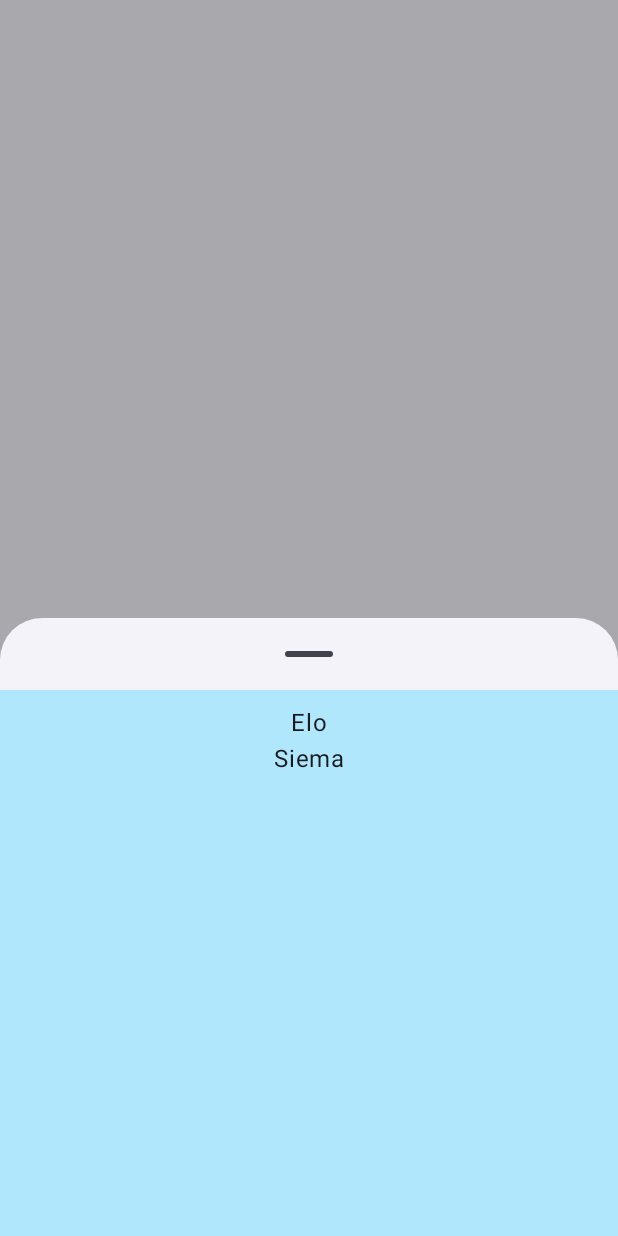
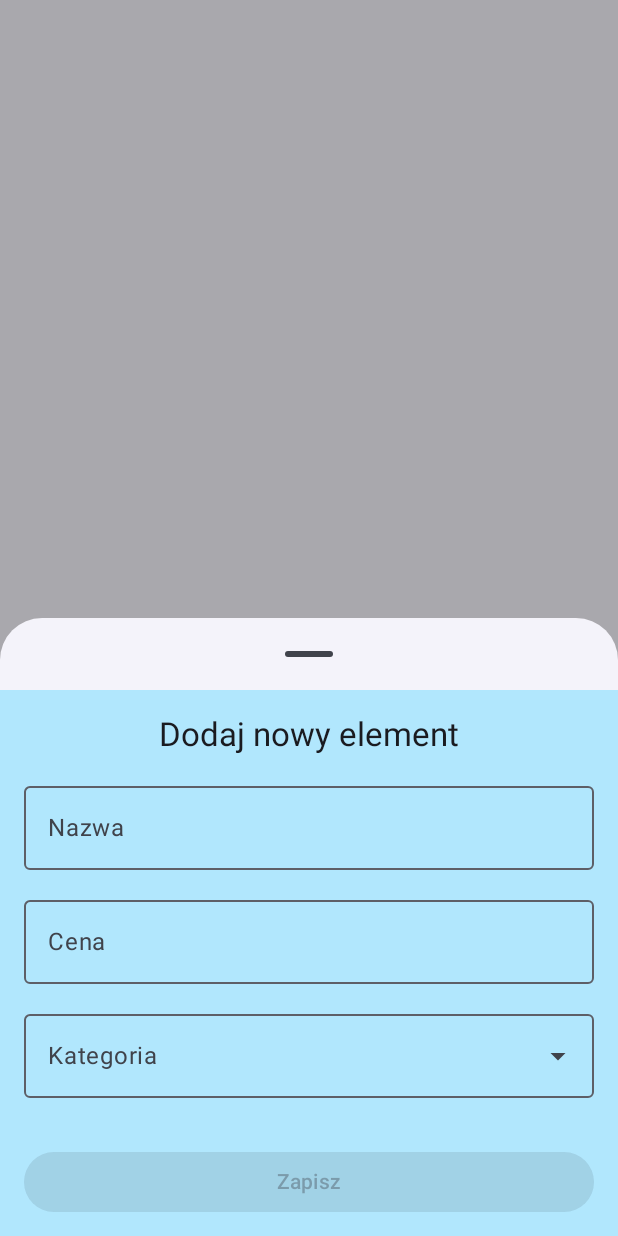
Before and after one commit to Wh1tEW0lf13/Grzaniec, an Android app built with Jetpack Compose: the screen it shows after launch (MainActivity), after a tap on "Add new expense", on a phone screen of 412 x 824 dp. Run offline under Robolectric (Android 15) with nearby library versions, the phone set to English and light mode, and no system bars; our stand-ins replace Room's generated code.

Commit message:
Utworzenie formularza wraz z możliwością dodania wydatków do bazy danych

```diff
--- a/app/src/main/java/com/example/grzeniec/Home.kt
+++ b/app/src/main/java/com/example/grzeniec/Home.kt
@@ -3,6 +3,7 @@ import androidx.compose.foundation.background
 import androidx.compose.foundation.layout.Box
 import androidx.compose.foundation.layout.Column
 import androidx.compose.foundation.layout.fillMaxSize
+import androidx.compose.foundation.layout.navigationBarsPadding
 import androidx.compose.foundation.layout.padding
 import androidx.compose.foundation.shape.CircleShape
 import androidx.compose.material.icons.Icons
@@ -32,10 +33,19 @@ import kotlinx.coroutines.launch
 import androidx.compose.runtime.*
 import androidx.compose.ui.graphics.Color
 import com.example.grzeniec.ui.theme.NavigatorBarLight
+import androidx.compose.foundation.background
+import androidx.compose.foundation.layout.*
+import androidx.compose.foundation.text.KeyboardOptions
+import androidx.compose.material3.*
+import androidx.compose.runtime.*
+import androidx.compose.ui.text.input.KeyboardType
+import androidx.compose.ui.unit.dp
+import androidx.lifecycle.viewmodel.compose.viewModel
+import com.example.grzeniec.viewmodel.SpendingViewModel
 
 @OptIn(ExperimentalMaterial3Api::class)
 @Composable
-fun Home(onNavigateToProfile: () -> Unit){
+fun Home(onNavigateToProfile: () -> Unit, viewModel: SpendingViewModel){
 
     val sheetState = rememberModalBottomSheetState()
     val scope = rememberCoroutineScope()
@@ -51,23 +61,105 @@ fun Home(onNavigateToProfile: () -> Unit){
         {
             AddButton { showBottomSheet = true }
         }
-                if (showBottomSheet) {
-                    ModalBottomSheet(
-                        onDismissRequest = {
+        if (showBottomSheet) {
+            // Stany formularza
+            var name by remember { mutableStateOf("") }
+            var price by remember { mutableStateOf("") }
+
+            // Stany dla Dropdownu z kategoriami
+            var expanded by remember { mutableStateOf(false) }
+            var selectedCategory by remember { mutableStateOf("") }
+
+            // Placeholder
+            val categoriesPlaceholder = listOf("Jedzenie", "Transport", "Rozrywka", "Rachunki")
+
+            ModalBottomSheet(
+                onDismissRequest = { showBottomSheet = false },
+                sheetState = sheetState
+            ) {
+                Column(
+                    modifier = Modifier
+                        .background(NavigatorBarLight)
+                        .fillMaxWidth()
+                        .padding(16.dp),
+                    horizontalAlignment = Alignment.CenterHorizontally,
+                    verticalArrangement = Arrangement.spacedBy(12.dp)
+                ) {
+                    Text(
+                        text = "Dodaj nowy element",
+                        style = MaterialTheme.typography.titleLarge
+                    )
+
+                    OutlinedTextField(
+                        value = name,
+                        onValueChange = { name = it },
+                        label = { Text("Nazwa") },
+                        singleLine = true,
+                        modifier = Modifier.fillMaxWidth()
+                    )
+
+                    OutlinedTextField(
+                        value = price,
+                        onValueChange = { price = it },
+                        label = { Text("Cena") },
+                        keyboardOptions = KeyboardOptions(keyboardType = KeyboardType.Decimal),
+                        singleLine = true,
+                        modifier = Modifier.fillMaxWidth()
+                    )
+
+                    @OptIn(ExperimentalMaterial3Api::class)
+                    ExposedDropdownMenuBox(
+                        expanded = expanded,
+                        onExpandedChange = { expanded = !expanded },
+                        modifier = Modifier.fillMaxWidth()
+                    ) {
+                        OutlinedTextField(
+                            value = selectedCategory,
+                            onValueChange = {},
+                            readOnly = true, // Blokuje ręczne wpisywanie, wymusza wybór z listy
+                            label = { Text("Kategoria") },
+                            placeholder = { Text("Wybierz kategorię...") },
+                            trailingIcon = {
+                                ExposedDropdownMenuDefaults.TrailingIcon(expanded = expanded)
+                            },
+                            modifier = Modifier
+                                .menuAnchor()
+                                .fillMaxWidth()
+                        )
+
+                        ExposedDropdownMenu(
+                            expanded = expanded,
+                            onDismissRequest = { expanded = false }
+                        ) {
+                            categoriesPlaceholder.forEach { category ->
+                                DropdownMenuItem(
+                                    text = { Text(category) },
+                                    onClick = {
+                                        selectedCategory = category
+                                        expanded = false
+                                    }
+                                )
+                            }
+                        }
+                    }
+
+                    Spacer(modifier = Modifier.height(8.dp))
+
+                    Button(
+                        onClick = {
+                            val parsedPrice = price.replace(",", ".").toDoubleOrNull() ?: 0.0
+                            viewModel.addSpending(name, price.toDouble(), selectedCategory)
+
                             showBottomSheet = false
                         },
-                        sheetState = sheetState
+                        modifier = Modifier.fillMaxWidth(),
+                        enabled = name.isNotBlank() && price.isNotBlank() && selectedCategory.isNotBlank()
                     ) {
-                        Column(Modifier.background(NavigatorBarLight)
-                            .fillMaxSize()
-                            .padding(10.dp),
-                            horizontalAlignment = Alignment.CenterHorizontally
-                        ){
-                            Text("Elo")
-                            Text("Siema")
-                        }
+                        Text("Zapisz")
                     }
                 }
+            }
+        }
             }
         }
 
--- a/app/src/main/java/com/example/grzeniec/MainActivity.kt
+++ b/app/src/main/java/com/example/grzeniec/MainActivity.kt
@@ -4,6 +4,7 @@ import android.os.Bundle
 import androidx.activity.ComponentActivity
 import androidx.activity.compose.setContent
 import androidx.activity.enableEdgeToEdge
+import androidx.activity.viewModels
 import androidx.compose.material.icons.Icons
 import androidx.compose.material.icons.filled.Home
 import androidx.compose.foundation.layout.padding
@@ -17,27 +18,37 @@ import androidx.compose.material3.Text
 import androidx.compose.runtime.Composable
 import androidx.compose.runtime.getValue
 import androidx.compose.ui.Modifier
+import androidx.lifecycle.viewmodel.compose.viewModel
 import androidx.navigation.compose.NavHost
 import androidx.navigation.compose.composable
 import androidx.navigation.compose.rememberNavController
+import com.example.grzeniec.data.AppDatabase
 import com.example.grzeniec.ui.theme.NavigatorBarLight
 import com.example.grzeniec.ui.theme.GrzeniecTheme
 import com.example.grzeniec.ui.theme.navigationBarItemColors
+import com.example.grzeniec.viewmodel.SpendingViewModel
 
 class MainActivity : ComponentActivity() {
     override fun onCreate(savedInstanceState: Bundle?) {
         super.onCreate(savedInstanceState)
+
+        val db = AppDatabase.getDatabase(applicationContext)
+        val dao = db.spendingDao()
+
+        val viewModel: SpendingViewModel by viewModels {
+            SpendingViewModel.provideFactory(dao)
+        }
         enableEdgeToEdge()
         setContent {
             GrzeniecTheme {
-                ScaffoldView()
+                ScaffoldView(viewModel = viewModel)
             }
         }
     }
 }
 
 @Composable
-fun ScaffoldView() {
+fun ScaffoldView(viewModel: SpendingViewModel) {
     val navController = rememberNavController()
     val navBackStackEntry by navController.currentBackStackEntryAsState()
     val currentRoute = navBackStackEntry?.destination?.route
@@ -71,7 +82,7 @@ fun ScaffoldView() {
             composable("home") {
                 Home(onNavigateToProfile = {
                     navController.navigate("home")
-                })
+                }, viewModel)
             }
             composable("history") {
                 History(onNavigateToProfile = {
--- /dev/null
+++ b/app/src/main/java/com/example/grzeniec/viewmodel/SpendingViewModel.kt
@@ -0,0 +1,34 @@
+package com.example.grzeniec.viewmodel
+
+import androidx.lifecycle.ViewModel
+import androidx.lifecycle.ViewModelProvider
+import androidx.lifecycle.viewModelScope
+import androidx.lifecycle.viewmodel.compose.viewModel
+import androidx.lifecycle.viewmodel.initializer
+import androidx.lifecycle.viewmodel.viewModelFactory
+import com.example.grzeniec.data.SpendingDao
+import com.example.grzeniec.data.SpendingEntity
+import kotlinx.coroutines.launch
+
+class SpendingViewModel(private val dao: SpendingDao) : ViewModel() {
+    fun addSpending(name: String, price: Double, category: String )
+    {
+        viewModelScope.launch()
+        {
+            val newSpanding = SpendingEntity(
+                name = name,
+                amount = price,
+                category = category
+            )
+            dao.insertSpending(newSpanding)
+        }
+    }
+
+    companion object{
+        fun provideFactory(dao: SpendingDao): ViewModelProvider.Factory = viewModelFactory{
+            initializer {
+                SpendingViewModel(dao)
+            }
+        }
+    }
+}
```
